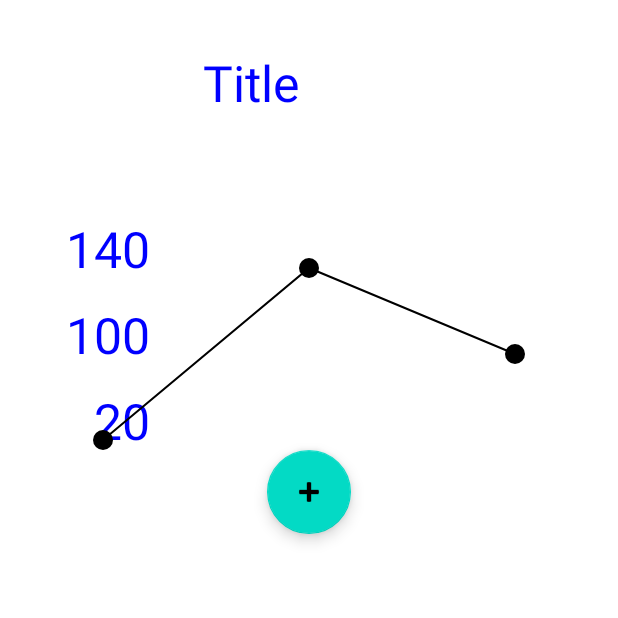
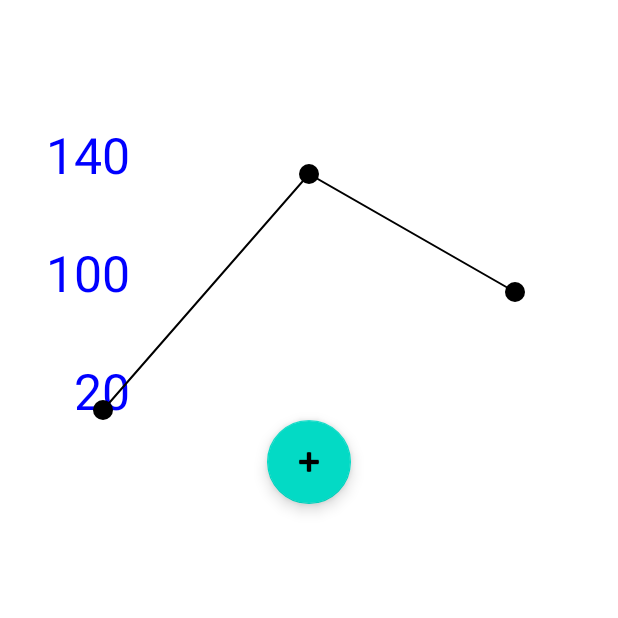
Before and after one commit to stonybean/MyGraph, an Android app: the screen it shows after launch (MainActivity), on a phone screen of 412 x 824 dp, the top half of it. Run offline under Robolectric (Android 15) with nearby library versions, the phone set to English and light mode, and no system bars; our stand-ins replace data binding.

Commit message:
210904 Update

```diff
--- a/app/src/main/java/com/github/stonybean/mygraph/GraphView.kt
+++ b/app/src/main/java/com/github/stonybean/mygraph/GraphView.kt
@@ -127,7 +127,6 @@ class GraphView(context: Context, attrs: AttributeSet) : View(context, attrs),
         println("onDraw")
         super.onDraw(canvas)
 
-
         // 텍스트 그리기 (타이틀, y축 값)
         val textPaint = Paint()
         textPaint.color = Color.BLUE
@@ -135,10 +134,10 @@ class GraphView(context: Context, attrs: AttributeSet) : View(context, attrs),
         textPaint.textAlign = Paint.Align.RIGHT
 
         for (i in mPointY.indices) {
-            canvas?.drawText(mPoints[i].toString(), 150F, mPointY[i].toFloat(), textPaint)
+            canvas?.drawText(mPoints[i].toString(), 130F, mPointY[i].toFloat(), textPaint)
         }
 
-        canvas?.drawText("Title", 300F, mPointY.lastIndex.toFloat() + 100, textPaint)
+//        canvas?.drawText("Title", 300F, mPointY.lastIndex.toFloat() + 100, textPaint)
 
         // 선 그리기
         canvas?.let { mLineShape.draw(it) }
@@ -152,8 +151,6 @@ class GraphView(context: Context, attrs: AttributeSet) : View(context, attrs),
                 mPointY[i].toFloat(), mPointRadius.toFloat(), mPointPaint
             )
         }
-
-
     }
 
     override fun onGlobalLayout() {
--- a/app/src/main/res/layout/activity_main.xml
+++ b/app/src/main/res/layout/activity_main.xml
@@ -1,52 +1,57 @@
 <?xml version="1.0" encoding="utf-8"?>
-<layout>
+<layout xmlns:android="http://schemas.android.com/apk/res/android"
+    xmlns:app="http://schemas.android.com/apk/res-auto"
+    xmlns:tools="http://schemas.android.com/tools">
 
     <data>
+
         <variable
             name="activity"
             type="com.github.stonybean.mygraph.MainActivity" />
     </data>
 
-    <androidx.constraintlayout.widget.ConstraintLayout xmlns:android="http://schemas.android.com/apk/res/android"
-        xmlns:app="http://schemas.android.com/apk/res-auto"
-        xmlns:tools="http://schemas.android.com/tools"
+    <androidx.constraintlayout.widget.ConstraintLayout
         android:layout_width="match_parent"
         android:layout_height="match_parent"
         tools:context=".MainActivity">
 
+        <ScrollView
+            android:id="@+id/sv_cell_title"
+            android:layout_width="match_parent"
+            android:layout_height="wrap_content"
+            app:layout_constraintTop_toTopOf="parent"
+            tools:ignore="SpeakableTextPresentCheck">
+
+            <LinearLayout
+                android:id="@+id/ll_cell_title"
+                android:layout_width="match_parent"
+                android:layout_height="wrap_content"
+                android:layout_marginTop="30dp"
+                android:gravity="center"
+                android:orientation="horizontal" />
+
+        </ScrollView>
+
         <com.github.stonybean.mygraph.GraphView
             android:id="@+id/gv_cell"
             android:layout_width="match_parent"
-            android:layout_height="300dp"
-            app:layout_constraintTop_toTopOf="parent" />
-
-        <!--    <LinearLayout-->
-        <!--        android:layout_width="match_parent"-->
-        <!--        android:layout_height="0dp"-->
-        <!--        android:orientation="horizontal"-->
-        <!--        app:layout_constraintTop_toBottomOf="@+id/layout"-->
-        <!--        app:layout_constraintBottom_toBottomOf="parent"-->
-        <!--        >-->
-        <!--        -->
-        <!--        <TextView-->
-        <!--            android:layout_width="match_parent"-->
-        <!--            android:layout_height="wrap_content"-->
-        <!--            android:text="hi" />-->
-        <!--    </LinearLayout>-->
+            android:layout_height="250dp"
+            app:layout_constraintTop_toBottomOf="@+id/sv_cell_title" />
 
         <ScrollView
-            android:id="@+id/sv_cell"
+            android:id="@+id/sv_cell_item"
             android:layout_width="match_parent"
             android:layout_height="0dp"
             app:layout_constraintBottom_toBottomOf="parent"
-            app:layout_constraintTop_toBottomOf="@+id/fab" >
+            app:layout_constraintTop_toBottomOf="@+id/fab"
+            tools:ignore="SpeakableTextPresentCheck">
 
             <LinearLayout
-                android:id="@+id/ll_cell"
+                android:id="@+id/ll_cell_item"
                 android:layout_width="match_parent"
                 android:layout_height="wrap_content"
                 android:animateLayoutChanges="true"
-                android:orientation="vertical"/>
+                android:orientation="vertical" />
         </ScrollView>
 
         <com.google.android.material.floatingactionbutton.FloatingActionButton
@@ -54,10 +59,11 @@
             android:layout_width="wrap_content"
             android:layout_height="wrap_content"
             android:src="@android:drawable/ic_input_add"
-            app:layout_constraintBottom_toTopOf="@+id/sv_cell"
+            app:layout_constraintBottom_toTopOf="@+id/sv_cell_item"
             app:layout_constraintEnd_toEndOf="parent"
             app:layout_constraintStart_toStartOf="parent"
-            app:layout_constraintTop_toBottomOf="@+id/gv_cell" />
+            app:layout_constraintTop_toBottomOf="@+id/gv_cell"
+            tools:ignore="ContentDescription,SpeakableTextPresentCheck" />
 
     </androidx.constraintlayout.widget.ConstraintLayout>
 </layout>
```
Also changed, not shown: app/src/main/java/com/github/stonybean/mygraph/MainActivity.kt (+80 -14 lines), app/src/main/java/com/github/stonybean/mygraph/ViewModel.kt (+63 -0 lines), app/src/main/res/layout/item_cell.xml (+2 -6 lines), app/src/main/res/layout/item_cell_title.xml (added, +23 -0 lines).
